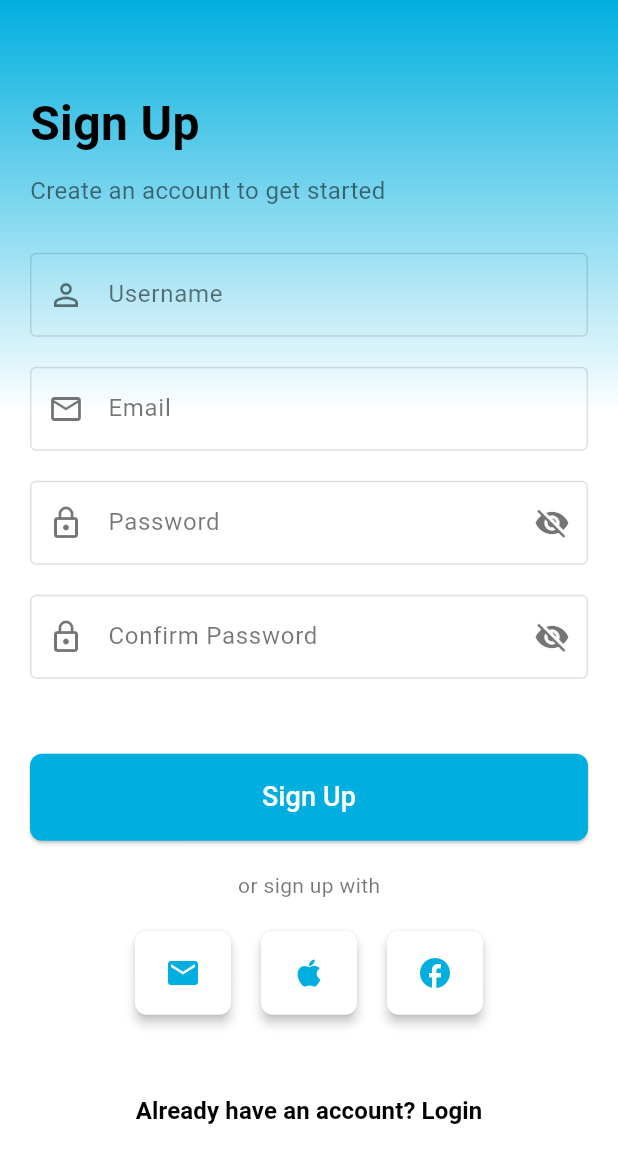
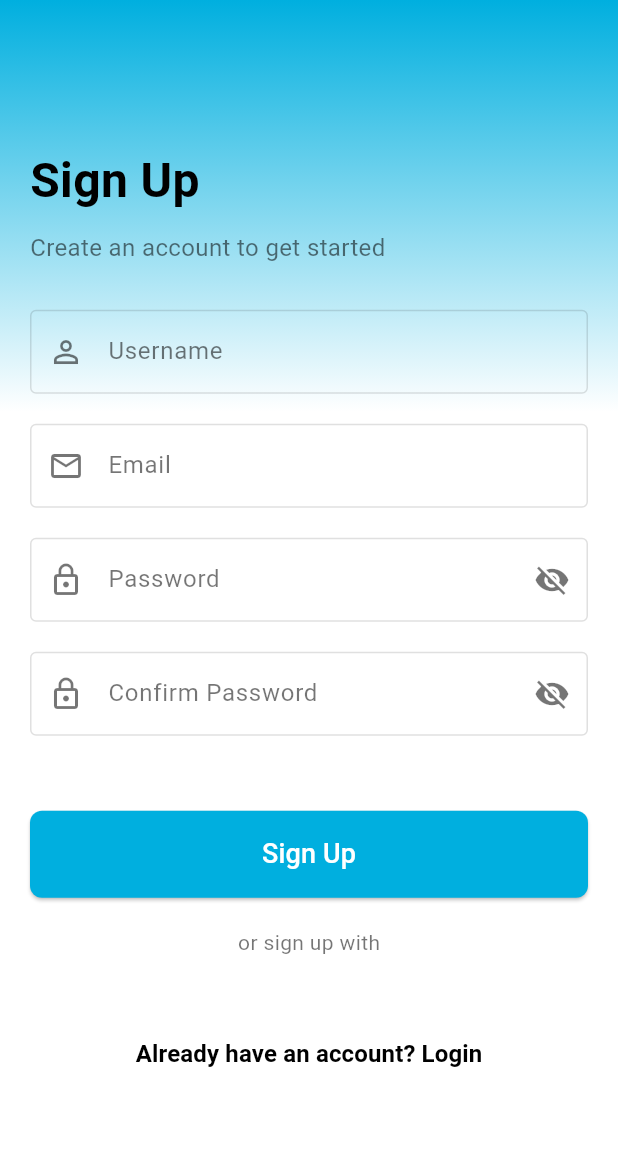
Before and after one commit to Mejji/LeisureSync, a Flutter app: the screen it shows after launch, after a tap on "Do not have an account? Sign up", on a phone screen of 412 x 824 dp. Shown: the top 1163 px of the screen. Run offline on Flutter 3.47's test engine with Material 3 defaults, Android fonts, the phone set to English and light mode, and no system bars; our stand-ins replace animated_splash_screen, cloud_firestore, firebase_auth, firebase_core; accounts and stored records are empty.

Commit message:
removed facebook icons, gmail icon and twitter icons

```diff
--- a/lib/login_screen.dart
+++ b/lib/login_screen.dart
@@ -196,20 +196,7 @@ class _LoginScreenState extends State<LoginScreen> {
                       ),
                     ),
                   ),
-                  const SizedBox(height: 20),
-                  Row(
-                    mainAxisAlignment: MainAxisAlignment.center,
-                    children: [
-                      _buildSocialButton(Icons.mail, () {}),
-                      const SizedBox(width: 20),
-                      _buildSocialButton(Icons.apple, () {}),
-                      const SizedBox(width: 20),
-                      _buildSocialButton(Icons.facebook, () {}),
-                    ],
-                  ),
-
                   const SizedBox(height: 40),
-
                   // Back to Sign Up Button
                   Center(
                     child: TextButton(
--- a/lib/signup_screen.dart
+++ b/lib/signup_screen.dart
@@ -248,20 +248,7 @@ class _SignUpScreenState extends State<SignUpScreen> {
                       ),
                     ),
                   ),
-                  const SizedBox(height: 20),
-                  Row(
-                    mainAxisAlignment: MainAxisAlignment.center,
-                    children: [
-                      _buildSocialButton(Icons.mail, () {}),
-                      const SizedBox(width: 20),
-                      _buildSocialButton(Icons.apple, () {}),
-                      const SizedBox(width: 20),
-                      _buildSocialButton(Icons.facebook, () {}),
-                    ],
-                  ),
-
                   const SizedBox(height: 40),
-
                   // Back to Login Button
                   Center(
                     child: TextButton(
```
